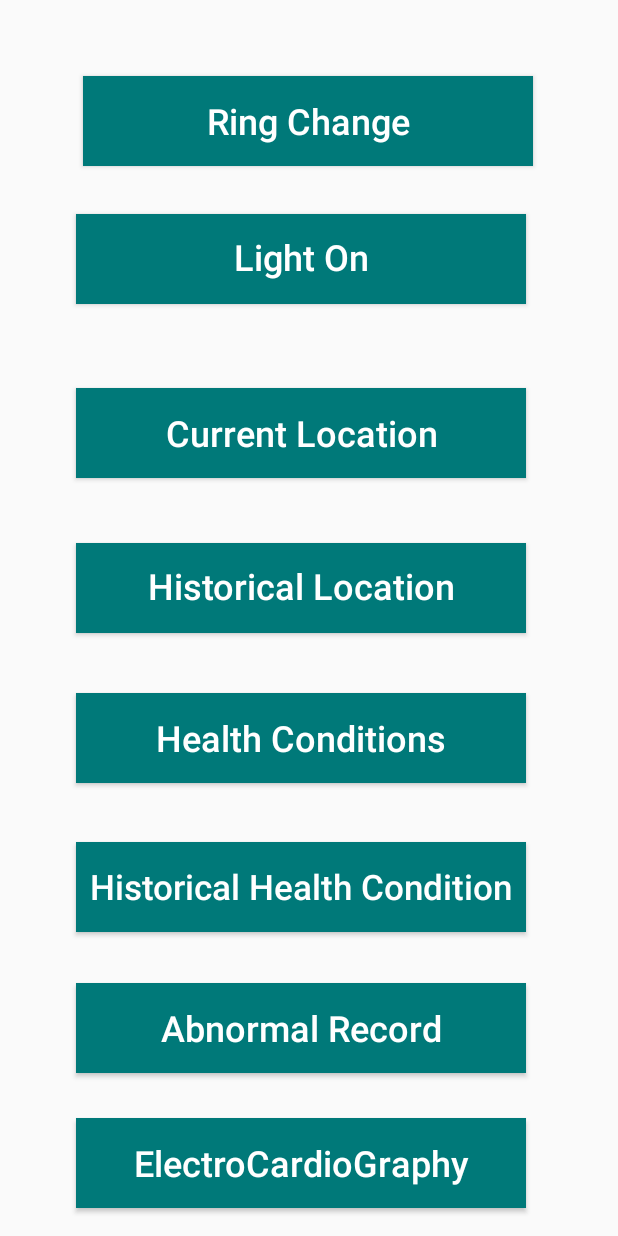
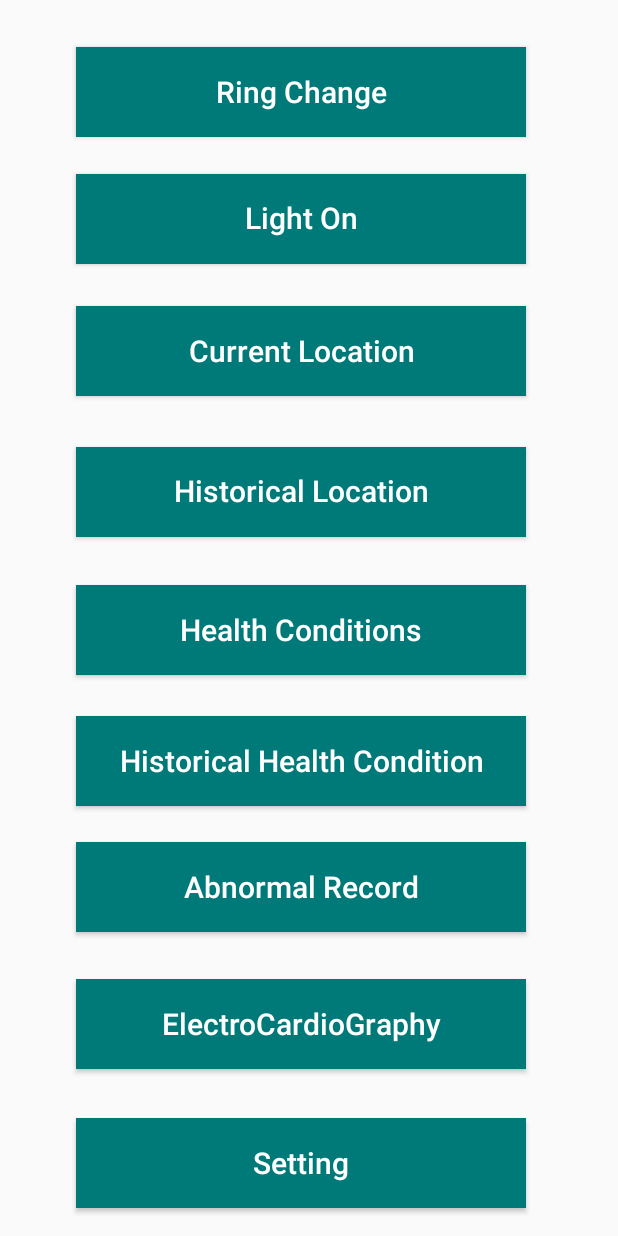
Before and after one commit to PeNDy2o8/TW_App, an Android app: the screen it shows after launch (MainActivity), on a phone screen of 412 x 824 dp. Run offline under Robolectric (Android 15) with nearby library versions, the phone set to English and light mode, and no system bars.

Commit message:
功能:字體大小

```diff
--- a/app/src/main/AndroidManifest.xml
+++ b/app/src/main/AndroidManifest.xml
@@ -61,8 +61,11 @@
         <activity
             android:name=".HistoryLocation"
             android:exported="false" />
+<!--        <activity-->
+<!--            android:name=".RingChange"-->
+<!--            android:exported="false" />-->
         <activity
-            android:name=".RingChange"
+            android:name=".FontSize"
             android:exported="false" />
         <activity
             android:name=".MainActivity"
--- a/app/src/main/java/com/example/twapp/MainActivity.java
+++ b/app/src/main/java/com/example/twapp/MainActivity.java
@@ -23,8 +23,31 @@ public class MainActivity extends AppCompatActivity {
     private Button btn_AbnormalRecord;
     private Button btn_showimage;
     private Button btn_Light;
+    private Button btn_setting;
     private Button btn_RingChange;
+    public static float fontsize = 20;
+    public void onResume(){
+        super.onResume();
+        btn_setting = findViewById(R.id.btn_setting);
+        btn_showimage = findViewById(R.id.btn_showimage);
+        btn_HealthConditions = findViewById(R.id.btn_HealthConditions);
+        btn_AbnormalRecord = findViewById(R.id.btn_AbnormalRecord);
+        btn_HistoryHealthConditions = findViewById(R.id. btn_HistoryHealthConditions);
+        btn_HistoryLocation = findViewById(R.id.btn_HistoryLocation);
+        btn_Light = findViewById(R.id. btn_Light);
+        btn_CurrentLocation = findViewById(R.id.btn_CurrentLocation);
+        btn_RingChange = findViewById(R.id.btn_RingChange);
 
+        btn_setting.setTextSize(fontsize);
+        btn_showimage.setTextSize(fontsize);
+        btn_HealthConditions.setTextSize(fontsize);
+        btn_AbnormalRecord.setTextSize(fontsize);
+        btn_HistoryHealthConditions.setTextSize(fontsize);
+        btn_HistoryLocation.setTextSize(fontsize);
+        btn_Light.setTextSize(fontsize);
+        btn_CurrentLocation.setTextSize(fontsize);
+        btn_RingChange.setTextSize(fontsize);
+    }
 
     @Override
     protected void onCreate(Bundle savedInstanceState) {
@@ -48,7 +71,7 @@ public class MainActivity extends AppCompatActivity {
         btn_showimage = findViewById(R.id.btn_showimage);
         btn_Light = findViewById(R.id.btn_Light);
         btn_RingChange = findViewById(R.id.btn_RingChange);
-
+        btn_setting = findViewById(R.id.btn_setting);
 
         btn_Light.setOnClickListener(new View.OnClickListener(){
             int flag = 0;
@@ -117,12 +140,19 @@ public class MainActivity extends AppCompatActivity {
                 startActivity(intent);
             }
         });
-        btn_RingChange.setOnClickListener(new View.OnClickListener() {
+        btn_setting.setOnClickListener(new View.OnClickListener() {
             @Override
-            public void onClick(View view) {
-                Intent intent = new Intent(MainActivity.this,RingChange.class);
+            public void onClick(View v) {
+                Intent intent = new Intent(MainActivity.this,FontSize.class);
                 startActivity(intent);
             }
         });
+//        btn_RingChange.setOnClickListener(new View.OnClickListener() {
+//            @Override
+//            public void onClick(View view) {
+//                Intent intent = new Intent(MainActivity.this,RingChange.class);
+//                startActivity(intent);
+//            }
+//        });
     }
 }
--- a/app/src/main/res/layout/activity_main.xml
+++ b/app/src/main/res/layout/activity_main.xml
@@ -7,6 +7,24 @@
     tools:context=".MainActivity"
     >
 
+
+    <Button
+        android:id="@+id/btn_setting"
+        android:layout_width="300dp"
+        android:layout_height="60dp"
+        android:layout_marginTop="20dp"
+        android:background="@drawable/shape_capsule"
+        android:text="Setting"
+        android:textAllCaps="false"
+        android:textColor="@color/white"
+        android:textSize="24sp"
+        app:layout_constraintBottom_toBottomOf="parent"
+        app:layout_constraintEnd_toEndOf="parent"
+        app:layout_constraintHorizontal_bias="0.45"
+        app:layout_constraintStart_toStartOf="parent"
+        app:layout_constraintTop_toTopOf="parent"
+        app:layout_constraintVertical_bias="0.975"
+ />
 
     <Button
         android:id="@+id/btn_showimage"
@@ -23,7 +41,7 @@
         app:layout_constraintHorizontal_bias="0.45"
         app:layout_constraintStart_toStartOf="parent"
         app:layout_constraintTop_toTopOf="parent"
-        app:layout_constraintVertical_bias="0.975"
+        app:layout_constraintVertical_bias="0.85"
         tools:ignore="HardcodedText" />
 
     <Button
@@ -41,7 +59,7 @@
         app:layout_constraintHorizontal_bias="0.45"
         app:layout_constraintStart_toStartOf="parent"
         app:layout_constraintTop_toTopOf="parent"
-        app:layout_constraintVertical_bias="0.594"
+        app:layout_constraintVertical_bias="0.497"
         tools:ignore="HardcodedText" />
 
     <Button
@@ -59,7 +77,7 @@
         app:layout_constraintHorizontal_bias="0.45"
         app:layout_constraintStart_toStartOf="parent"
         app:layout_constraintTop_toTopOf="parent"
-        app:layout_constraintVertical_bias="0.854"
+        app:layout_constraintVertical_bias="0.728"
         tools:ignore="HardcodedText" />
 
     <Button
@@ -77,7 +95,7 @@
         app:layout_constraintHorizontal_bias="0.45"
         app:layout_constraintStart_toStartOf="parent"
         app:layout_constraintTop_toTopOf="parent"
-        app:layout_constraintVertical_bias="0.728"
+        app:layout_constraintVertical_bias="0.615"
         tools:ignore="HardcodedText" />
 
     <Button
@@ -96,7 +114,7 @@
         app:layout_constraintHorizontal_bias="0.45"
         app:layout_constraintStart_toStartOf="parent"
         app:layout_constraintTop_toTopOf="parent"
-        app:layout_constraintVertical_bias="0.46" />
+        app:layout_constraintVertical_bias="0.374" />
 
     <Button
         android:id="@+id/btn_Light"
@@ -118,7 +136,7 @@
         app:layout_constraintHorizontal_bias="0.45"
         app:layout_constraintStart_toStartOf="parent"
         app:layout_constraintTop_toTopOf="parent"
-        app:layout_constraintVertical_bias="0.165"
+        app:layout_constraintVertical_bias="0.129"
         tools:ignore="HardcodedText"
         tools:visibility="visible" />
 
@@ -138,7 +156,7 @@
         app:layout_constraintHorizontal_bias="0.45"
         app:layout_constraintStart_toStartOf="parent"
         app:layout_constraintTop_toTopOf="parent"
-        app:layout_constraintVertical_bias="0.321"
+        app:layout_constraintVertical_bias="0.247"
         tools:ignore="HardcodedText" />
 
     <Button
@@ -154,10 +172,10 @@
         android:textSize="24sp"
         app:layout_constraintBottom_toBottomOf="parent"
         app:layout_constraintEnd_toEndOf="parent"
-        app:layout_constraintHorizontal_bias="0.495"
+        app:layout_constraintHorizontal_bias="0.45"
         app:layout_constraintStart_toStartOf="parent"
         app:layout_constraintTop_toTopOf="parent"
-        app:layout_constraintVertical_bias="0.041"
+        app:layout_constraintVertical_bias="0.015"
         tools:ignore="HardcodedText" />
 
 
```
Also changed, not shown: app/src/main/java/com/example/twapp/AbnormalRecord.java (+9 -0 lines), app/src/main/java/com/example/twapp/ElectroCardioGraphy.java (+33 -0 lines), app/src/main/java/com/example/twapp/FontSize.java (added, +55 -0 lines), app/src/main/java/com/example/twapp/HealthConditions.java (+32 -0 lines), app/src/main/java/com/example/twapp/HistoryHealthConditions.java (+9 -1 lines), app/src/main/java/com/example/twapp/HistoryLocation.java (+10 -0 lines), app/src/main/res/layout/activity_electro_cardio_graphy.xml (+21 -21 lines), app/src/main/res/layout/activity_fontsize.xml (added, +39 -0 lines).
